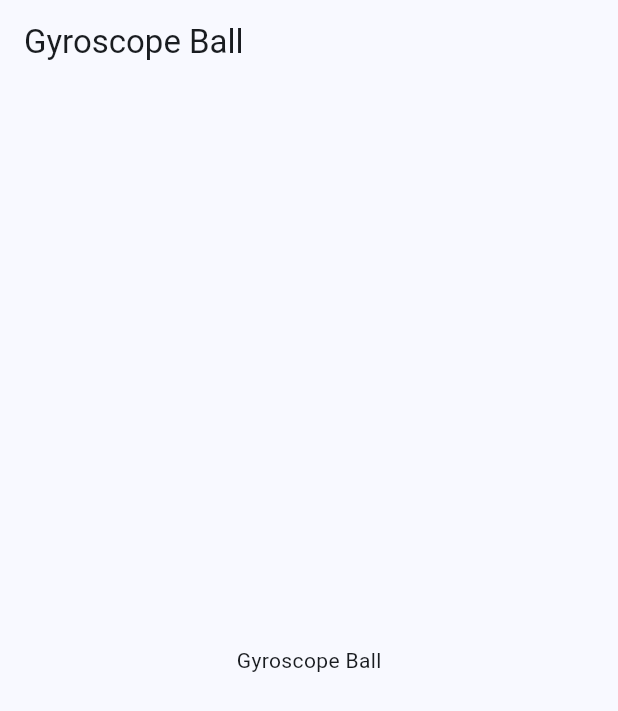
After one commit to arodriguezgim/Futter-intermedio, a Flutter app: the GyroscopeBallScreen screen opened by its route, on a phone screen of 412 x 824 dp. The commit adds this screen. Shown: the top 711 px of the screen. Run offline on Flutter 3.47's test engine with Material 3 defaults, Android fonts, the phone set to English and light mode, and no system bars; our stand-ins replace dio, flutter_riverpod, go_router, google_fonts, permission_handler, sensors_plus; missing offline and left inert: random_name_generator; statements that could not run were skipped.

Commit message:
Seccion 4 hasta acelerometro

```diff
--- a/miscelaneos_app/lib/config/router/app_router.dart
+++ b/miscelaneos_app/lib/config/router/app_router.dart
@@ -10,4 +10,24 @@ final router = GoRouter(routes: [
     path: '/permissions',
     builder: (context, state) => const PermissionsScreen(),
   ),
+  GoRoute(
+    path: '/gyroscope',
+    builder: (context, state) => const GyroscopeScreen(),
+  ),
+  GoRoute(
+    path: '/accelerometer',
+    builder: (context, state) => const AccelerometerScreen(),
+  ),
+  GoRoute(
+    path: '/magnetometer',
+    builder: (context, state) => const MagnetometerScreen(),
+  ),
+  GoRoute(
+    path: '/gyroscope-ball',
+    builder: (context, state) => const GyroscopeBallScreen(),
+  ),
+  GoRoute(
+    path: '/compass',
+    builder: (context, state) => const CompassScreen(),
+  )
 ]);
--- a/miscelaneos_app/lib/main.dart
+++ b/miscelaneos_app/lib/main.dart
@@ -1,9 +1,14 @@
 import 'package:flutter/material.dart';
+import 'package:flutter/services.dart';
 import 'package:flutter_riverpod/flutter_riverpod.dart';
 import 'package:miscelaneos_app/config/config.dart';
 import 'package:miscelaneos_app/presentation/providers/providers.dart';
 
 void main() {
+  WidgetsFlutterBinding.ensureInitialized();
+  SystemChrome.setPreferredOrientations([
+    DeviceOrientation.portraitUp,
+  ]);
   runApp(const ProviderScope(child: MainApp()));
 }
 
--- a/miscelaneos_app/lib/presentation/providers/providers.dart
+++ b/miscelaneos_app/lib/presentation/providers/providers.dart
@@ -1,2 +1,5 @@
 export 'app_state_providers.dart';
 export 'permissions/permissions_provider.dart';
+// Sensores
+export 'sensors/gyroscope_provider.dart';
+export 'sensors/accelerometer_provider.dart';
--- a/miscelaneos_app/lib/presentation/screens/screens.dart
+++ b/miscelaneos_app/lib/presentation/screens/screens.dart
@@ -1,2 +1,7 @@
 export 'package:miscelaneos_app/presentation/screens/permissiones/permissions_screen.dart';
 export 'package:miscelaneos_app/presentation/screens/home/home_screen.dart';
+export 'package:miscelaneos_app/presentation/screens/sensors/accelerometer_screen.dart';
+export 'package:miscelaneos_app/presentation/screens/sensors/magnetometer_screen.dart';
+export 'package:miscelaneos_app/presentation/screens/sensors/gyroscope_screen.dart';
+export 'package:miscelaneos_app/presentation/screens/sensors/compass_screen.dart';
+export 'package:miscelaneos_app/presentation/screens/sensors/gyroscope_ball_screen.dart';
--- /dev/null
+++ b/miscelaneos_app/lib/presentation/screens/sensors/gyroscope_ball_screen.dart
@@ -0,0 +1,17 @@
+import 'package:flutter/material.dart';
+
+class GyroscopeBallScreen extends StatelessWidget {
+  const GyroscopeBallScreen({super.key});
+
+  @override
+  Widget build(BuildContext context) {
+    return Scaffold(
+      appBar: AppBar(
+        title: const Text('Gyroscope Ball'),
+      ),
+      body: const Center(
+        child: Text('Gyroscope Ball'),
+      ),
+    );
+  }
+}
--- a/miscelaneos_app/pubspec.yaml
+++ b/miscelaneos_app/pubspec.yaml
@@ -13,6 +13,7 @@ dependencies:
   go_router: ^10.1.0
   google_fonts: ^5.1.0
   permission_handler: ^11.1.0
+  sensors_plus: ^4.0.1
 
 dev_dependencies:
   flutter_lints: ^2.0.0
```
Also changed, not shown: miscelaneos_app/lib/presentation/providers/sensors/accelerometer_provider.dart (added, +40 -0 lines), miscelaneos_app/lib/presentation/providers/sensors/gyroscope_provider.dart (added, +28 -0 lines), miscelaneos_app/lib/presentation/screens/sensors/accelerometer_screen.dart (added, +25 -0 lines), miscelaneos_app/lib/presentation/screens/sensors/compass_screen.dart (added, +17 -0 lines), miscelaneos_app/lib/presentation/screens/sensors/gyroscope_screen.dart (added, +25 -0 lines), miscelaneos_app/lib/presentation/screens/sensors/magnetometer_screen.dart (added, +17 -0 lines), miscelaneos_app/lib/presentation/widgets/shared/main_menu.dart (+32 -3 lines), miscelaneos_app/pubspec.lock, 1 other file.
